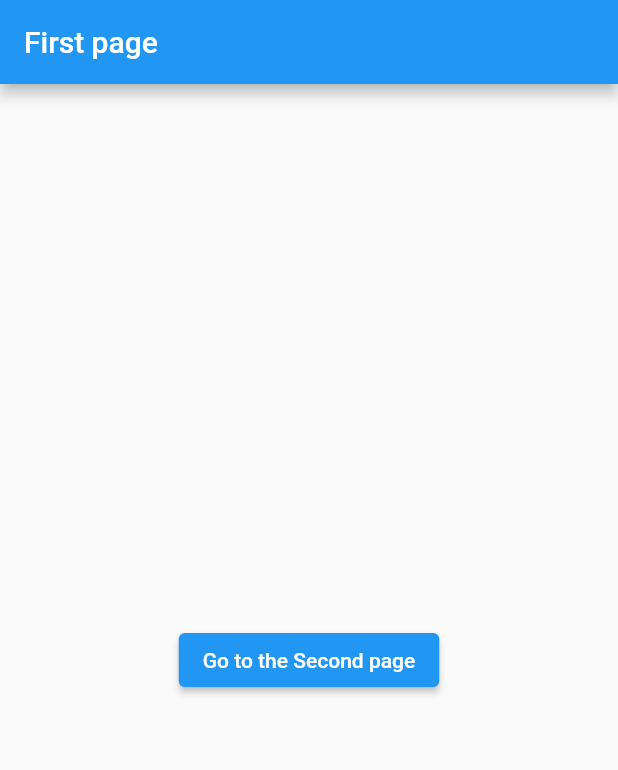
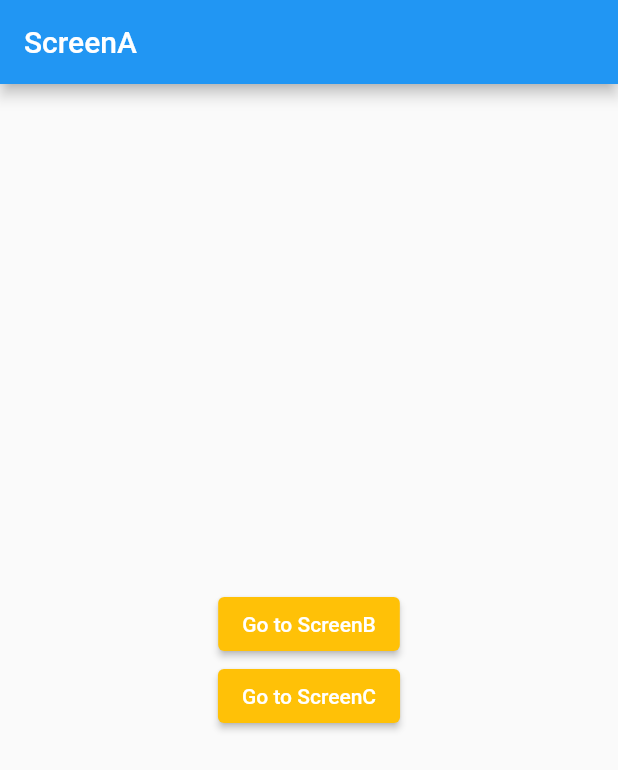
Before and after one commit to InJoon-L/Flutter-first-app, a Flutter app: the screen it shows after launch, on a phone screen of 412 x 824 dp. Shown: the top 770 px of the screen. Run offline on Flutter 3.47's test engine with Material 2 defaults, Android fonts, the phone set to English and light mode, and no system bars; our stand-ins replace fluttertoast.

```diff
--- /dev/null
+++ b/flutter_navigator/lib/ScreenA.dart
@@ -0,0 +1,39 @@
+import 'package:flutter/material.dart';
+
+class ScreenA extends StatelessWidget {
+  const ScreenA({ Key? key }) : super(key: key);
+
+  @override
+  Widget build(BuildContext context) {
+    return Scaffold(
+      appBar: AppBar(
+        title: Text('ScreenA'),
+      ),
+      body: Center(
+        child: Column(
+          mainAxisAlignment: MainAxisAlignment.center,
+          children: <Widget>[
+            ElevatedButton(
+              onPressed: (){
+                Navigator.pushNamed(context, '/b');
+              },
+              child: Text('Go to ScreenB'),
+              style: ElevatedButton.styleFrom(
+                primary: Colors.amber
+              ),
+            ),
+            ElevatedButton(
+              onPressed: (){
+                Navigator.pushNamed(context, '/c');
+              },
+              child: Text('Go to ScreenC'),
+              style: ElevatedButton.styleFrom(
+                primary: Colors.amber
+              ),
+            ),
+          ],
+        ),
+      ),
+    );
+  }
+}
--- /dev/null
+++ b/flutter_navigator/lib/ScreenB.dart
@@ -0,0 +1,21 @@
+import 'package:flutter/material.dart';
+
+class ScreenB extends StatelessWidget {
+  const ScreenB({ Key? key }) : super(key: key);
+
+  @override
+  Widget build(BuildContext context) {
+    return Scaffold(
+      appBar: AppBar(
+        title: Text('ScreenB'),
+      ),
+      body: Center(
+        child: Text('ScreenB',
+          style: TextStyle(
+            fontSize: 24.0,
+          ),
+        ),
+      ),
+    );
+  }
+}
--- /dev/null
+++ b/flutter_navigator/lib/ScreenC.dart
@@ -0,0 +1,21 @@
+import 'package:flutter/material.dart';
+
+class ScreenC extends StatelessWidget {
+  const ScreenC({ Key? key }) : super(key: key);
+
+  @override
+  Widget build(BuildContext context) {
+    return Scaffold(
+      appBar: AppBar(
+        title: Text('ScreenC'),
+      ),
+      body: Center(
+        child: Text('ScreenC',
+          style: TextStyle(
+            fontSize: 24.0,
+          ),
+        ),
+      ),
+    );
+  }
+}
--- a/flutter_navigator/lib/main.dart
+++ b/flutter_navigator/lib/main.dart
@@ -1,4 +1,8 @@
 import 'package:flutter/material.dart';
+import 'ScreenA.dart';
+import 'ScreenB.dart';
+import 'ScreenC.dart';
+
 
 void main() => runApp(MyApp());
 
@@ -10,54 +14,59 @@ class MyApp extends StatelessWidget {
     return MaterialApp(
       debugShowCheckedModeBanner: false,
       title: 'Navigator',
-      home: MyPage(),
+      initialRoute: '/',
+      routes: {
+        '/': (context) => ScreenA(),
+        '/b': (context) => ScreenB(),
+        '/c': (context) => ScreenC(),
+      },
     );
   }
 }
 
-class MyPage extends StatelessWidget {
-  const MyPage({ Key? key }) : super(key: key);
+// class MyPage extends StatelessWidget {
+//   const MyPage({ Key? key }) : super(key: key);
 
-  @override
-  Widget build(BuildContext context) {
-    return Scaffold(
-      appBar: AppBar(
-        title: Text('First page'),
-      ),
-      body: Center(
-        child: ElevatedButton(
-          child: Text('Go to the Second page'),
-          onPressed: () {
-            Navigator.push(context, MaterialPageRoute(
-              // builder: (BuildContext context) {
-              //   return SecondPage();
-              // }
-              builder: (context) => SecondPage()
-            )); // 첫번째 인자 현재 위치
-          },
-        ),
-      ),
-    );
-  }
-}
+//   @override
+//   Widget build(BuildContext context) {
+//     return Scaffold(
+//       appBar: AppBar(
+//         title: Text('First page'),
+//       ),
+//       body: Center(
+//         child: ElevatedButton(
+//           child: Text('Go to the Second page'),
+//           onPressed: () {
+//             Navigator.push(context, MaterialPageRoute(
+//               // builder: (BuildContext context) {
+//               //   return SecondPage();
+//               // }
+//               builder: (_) => SecondPage()
+//             )); // 첫번째 인자 현재 위치
+//           },
+//         ),
+//       ),
+//     );
+//   }
+// }
 
-class SecondPage extends StatelessWidget {
-  const SecondPage({ Key? key }) : super(key: key);
+// class SecondPage extends StatelessWidget {
+//   const SecondPage({ Key? key }) : super(key: key);
 
-  @override
-  Widget build(BuildContext context) {
-    return Scaffold(
-      appBar: AppBar(
-        title: Text('Second page'),
-      ),
-      body: Center(
-        child: ElevatedButton(
-          child: Text('Go to the First page'),
-          onPressed: () {
-            Navigator.pop(context);
-          },
-        ),
-      ),
-    );
-  }
-}
+//   @override
+//   Widget build(BuildContext context) {
+//     return Scaffold(
+//       appBar: AppBar(
+//         title: Text('Second page'),
+//       ),
+//       body: Center(
+//         child: ElevatedButton(
+//           child: Text('Go to the First page'),
+//           onPressed: () {
+//             Navigator.pop(context);
+//           },
+//         ),
+//       ),
+//     );
+//   }
+// }
```
